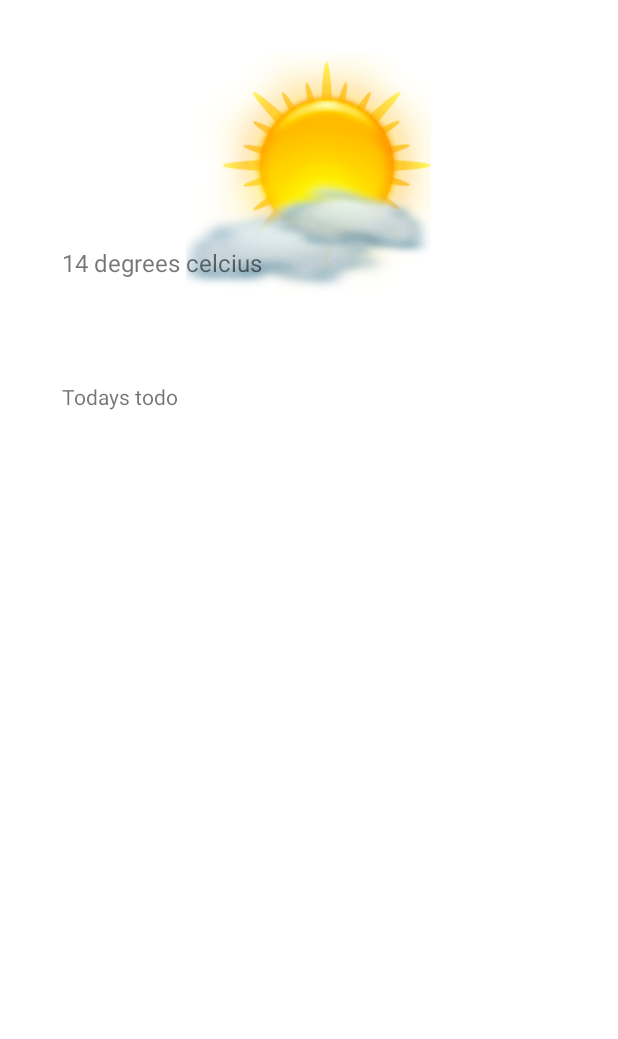
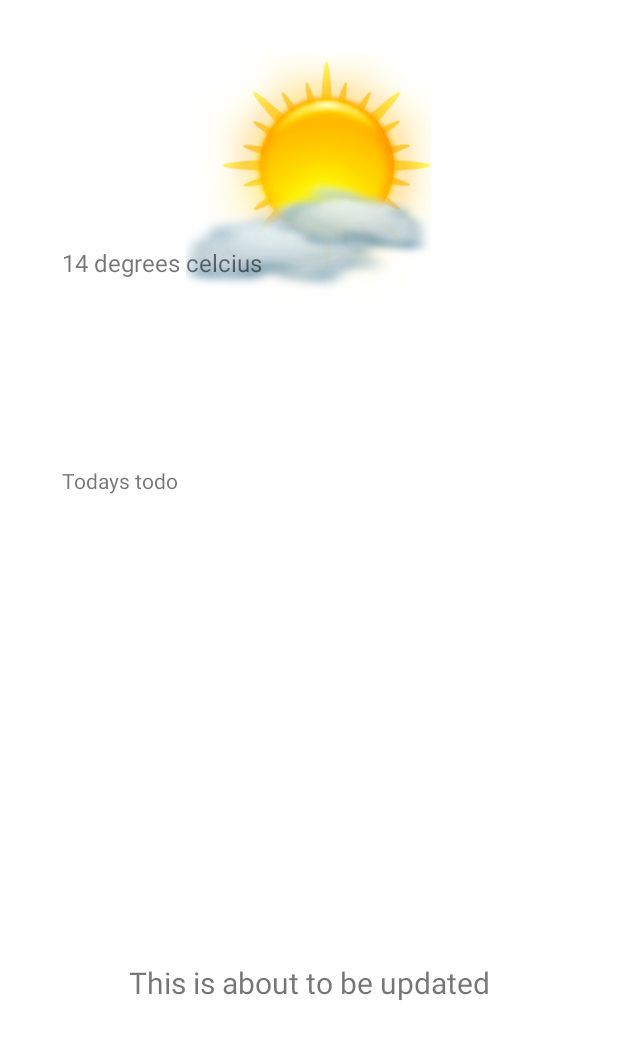
Before and after one commit to chrmeis/Jakku, an Android app: the layout activity_main.xml on its own in the app's theme, with its tools: preview values and no code run, on a phone screen of 412 x 824 dp. Shown: the top 1039 px of the screen. Run offline under Robolectric (Android 15) with nearby library versions, the phone set to English and light mode, and no system bars; network calls fail.

```diff
--- a/app/src/main/res/layout/activity_main.xml
+++ b/app/src/main/res/layout/activity_main.xml
@@ -12,8 +12,10 @@
     <View
         android:id="@+id/weatherview"
         android:layout_width="357dp"
-        android:layout_height="185dp"
+        android:layout_height="0dp"
         android:layout_marginTop="32dp"
+        android:layout_marginBottom="362dp"
+        app:layout_constraintBottom_toTopOf="@+id/travelText"
         app:layout_constraintEnd_toEndOf="parent"
         app:layout_constraintHorizontal_bias="0.5"
         app:layout_constraintStart_toStartOf="parent"
@@ -73,4 +75,17 @@
         app:layout_constraintTop_toBottomOf="@+id/weatherview"
         app:layout_constraintVertical_bias="0.102" />
 
+    <TextView
+        android:id="@+id/travelText"
+        android:layout_width="wrap_content"
+        android:layout_height="wrap_content"
+        android:text="This is about to be updated"
+        android:textSize="20sp"
+        android:gravity="center"
+        app:layout_constraintBottom_toBottomOf="parent"
+        app:layout_constraintEnd_toEndOf="parent"
+        app:layout_constraintStart_toStartOf="parent"
+        app:layout_constraintTop_toTopOf="parent"
+        app:layout_constraintVertical_bias="0.805" />
+
 </androidx.constraintlayout.widget.ConstraintLayout>
```
Also changed, not shown: app/src/main/java/com/firstapp/jakku/MainActivity.java (+26 -10 lines).
